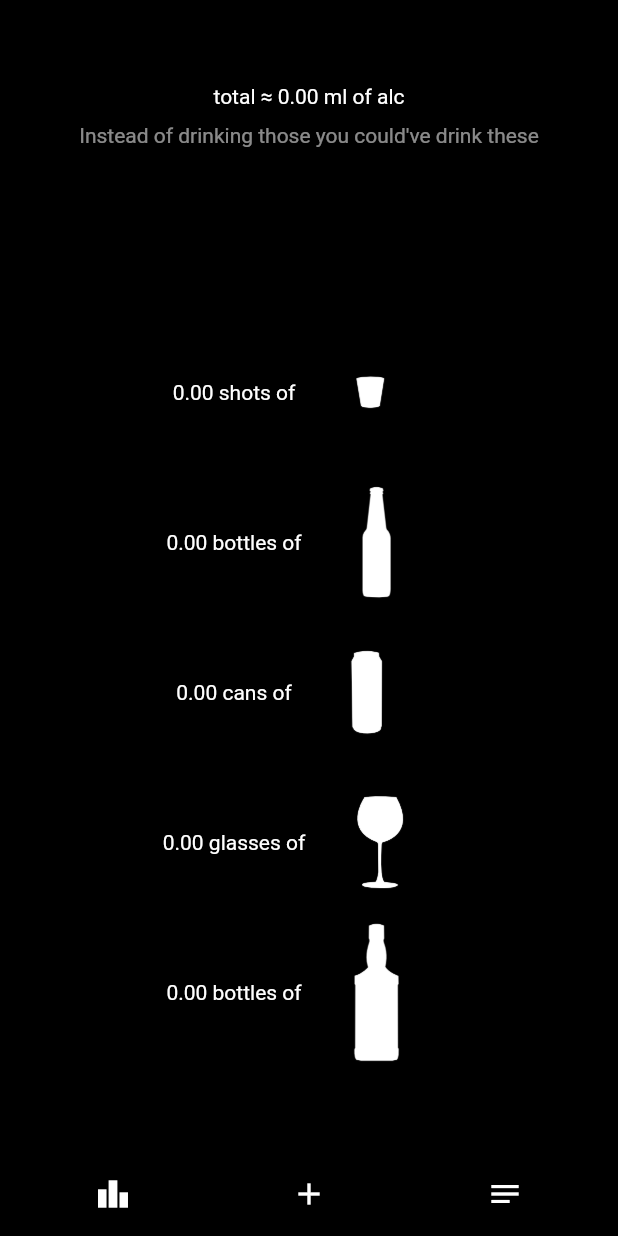
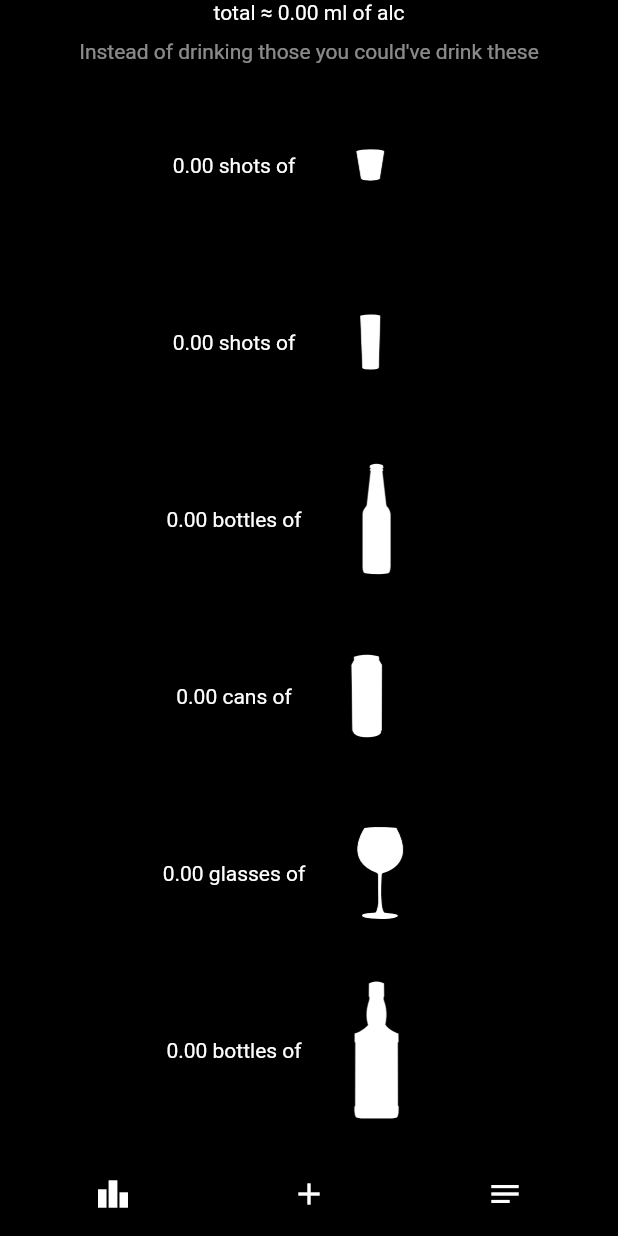
Before and after one commit to kutay-dev/chrashed, a Flutter app: the screen it shows after launch, swiped to page 3, on a phone screen of 412 x 824 dp. Run offline on Flutter 3.47's test engine with Material 2 defaults, Android fonts, the phone set to English and light mode, and no system bars; our stand-ins replace cloud_firestore, firebase_core, get_storage; accounts and stored records are empty.

Commit message:
add big shots and made UI look more expanded

```diff
--- a/lib/main.dart
+++ b/lib/main.dart
@@ -135,7 +135,8 @@ class _MainState extends State<Main> {
     alcList["total"] = totalAlc;
     alcList["beers"] = totalAlc / 17.75;
     alcList["hard_beers"] = totalAlc / 37.5;
-    alcList["shots"] = totalAlc / 16;
+    alcList["small_shots"] = totalAlc / 16;
+    alcList["big_shots"] = totalAlc / 20;
     alcList["wines"] = totalAlc / 18;
     alcList["vodkas"] = totalAlc / 129;
     alcList["whiskeys"] = totalAlc / 140;
@@ -409,7 +410,6 @@ class _MainState extends State<Main> {
               ),
               SafeArea(
                 child: Column(
-                  mainAxisAlignment: MainAxisAlignment.spaceAround,
                   children: <Widget>[
                     Column(
                       children: [
@@ -428,19 +428,37 @@ class _MainState extends State<Main> {
                         ),
                       ],
                     ),
-                    Column(
+                    Expanded(
+                      child: Column(
+                        mainAxisAlignment: MainAxisAlignment.spaceEvenly,
                         children: <Widget>[
                           Row(
                             mainAxisAlignment: MainAxisAlignment.center,
                             children: <Widget>[
                               Text(
-                              "${alcList['shots']!.toStringAsFixed(2)} shots of",
+                                "${alcList['small_shots']!.toStringAsFixed(2)} shots of",
                                 style: const TextStyle(
                                   color: Colors.white,
                                 ),
                               ),
                               Image.asset(
                                 "assets/small_shot.png",
+                                scale: 3,
+                                color: Colors.white,
+                              ),
+                            ],
+                          ),
+                          Row(
+                            mainAxisAlignment: MainAxisAlignment.center,
+                            children: <Widget>[
+                              Text(
+                                "${alcList['big_shots']!.toStringAsFixed(2)} shots of",
+                                style: const TextStyle(
+                                  color: Colors.white,
+                                ),
+                              ),
+                              Image.asset(
+                                "assets/big_shot.png",
                                 scale: 3,
                                 color: Colors.white,
                               ),
@@ -512,6 +530,7 @@ class _MainState extends State<Main> {
                           ),
                         ],
                       ),
+                    ),
                   ],
                 ),
               ),
```
Lines whose indentation alone changed are shown as unchanged.
